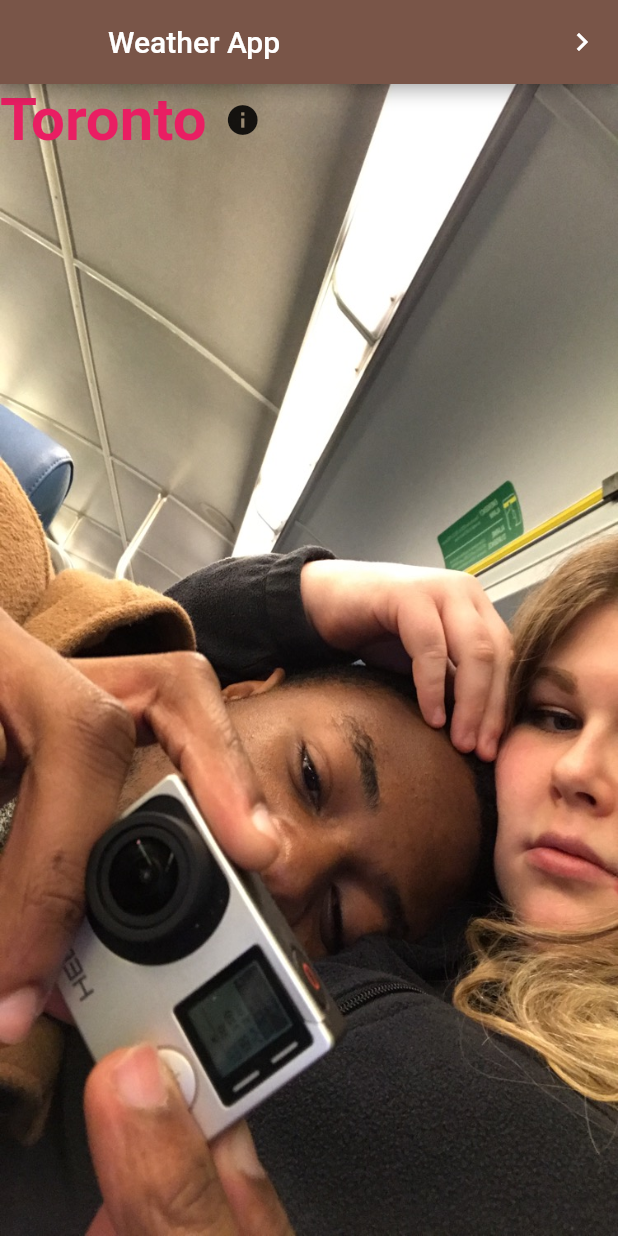
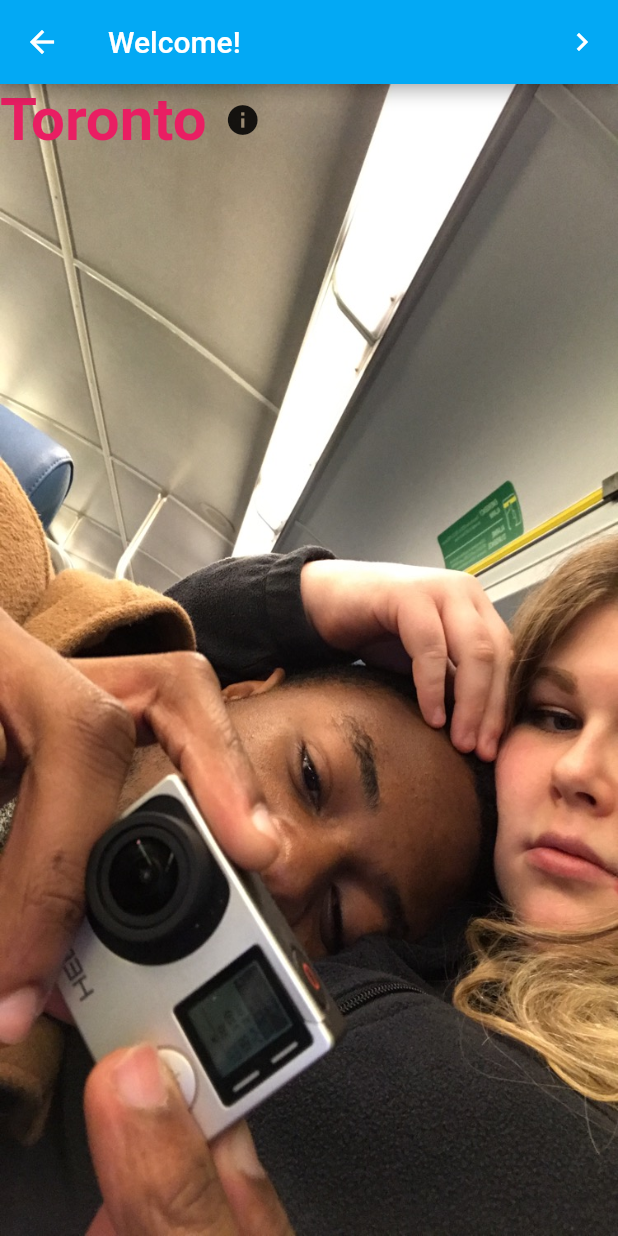
Before and after one commit to Ifavhoney/RealWeather, a Flutter app: the Weather screen opened by its route, on a phone screen of 412 x 824 dp. Run offline on Flutter 3.47's test engine with Material 2 defaults, Android fonts, the phone set to English and light mode, and no system bars; our stand-ins replace expandable, shared_preferences; accounts and stored records are empty; network calls fail.

Commit message:
Created Resuable AppBar Widget + Begin Structuring Code

```diff
--- a/lib/data/data.dart
+++ b/lib/data/data.dart
@@ -1,6 +1,27 @@
+import 'dart:convert';
+import 'package:http/http.dart' as http;
+
+//Generic data
 final String defaultCity = "Toronto";
 final String appKey = "ecefa6507e5c187871a92f4545b65f98";
 final String bodyKey = "72ee81d849e4eb5a326978a3c232aad9";
 //final String appKey = "94a3cc5f37a96a37469cbf6f607f7c59";
 
-//ecefa6507e5c187871a92f4545b65f98
+class API {
+  static Future<Map<String, dynamic>> callWeatherAPI(
+      String apiKey, String city) async {
+    //https://api.openweathermap.org/data/2.5/weather?q=London,uk&appid=YOUR_API_KEY
+
+    String endpoint =
+        "https://api.openweathermap.org/data/2.5/weather?q=$city&units=metric&appid=$apiKey";
+
+    //comes http package - http.response gets the entire package so we are able to call get
+    http.Response response = await http.get(endpoint);
+    return jsonDecode(response.body);
+  }
+
+  void testApi() async {
+    Map<String, dynamic> test = await API.callWeatherAPI(appKey, defaultCity);
+    print(test);
+  }
+}
--- a/lib/screens/weather.dart
+++ b/lib/screens/weather.dart
@@ -1,5 +1,6 @@
 import 'package:flutter/material.dart';
 import 'package:shared_preferences/shared_preferences.dart';
+import 'package:weather/widgets/header/header.dart';
 import 'dart:convert';
 import 'package:weather/data/data.dart' as data;
 import 'package:http/http.dart' as http;
@@ -45,26 +46,23 @@ class _WeatherState extends State<Weather> {
     if (widget.prevCity == null && _tempCity == null) {
       this.city = data.defaultCity;
     } else if (_tempCity != null && widget.prevCity == null) {
-      print("check");
       this.city = _tempCity;
     } else {
       this.city = widget.prevCity;
     }
     //getValuesSF();
     print(this.city);
+
     return Scaffold(
-      appBar: AppBar(
-        leading: Container(),
-        title: Text("Weather App"),
-        backgroundColor: Colors.brown,
-        actions: <Widget>[
+      appBar: BaseAppBar(
+        // leading: Container(),
+        appBar: AppBar(),
+        title: Text("Welcome!"),
+        backgroundColor: Colors.lightBlue,
+        widgets: <Widget>[
           IconButton(
-            icon: Icon(Icons.navigate_next),
-            onPressed: () {
-              //calls changeScreens
-              changeScreens(this.context);
-            },
-          )
+              icon: Icon(Icons.navigate_next),
+              onPressed: () => changeScreens(this.context))
         ],
       ),
       body: Stack(
@@ -77,15 +75,6 @@ class _WeatherState extends State<Weather> {
               width: 2000,
             ),
           ),
-          /*
-          Positioned(
-            child: Image.asset("images/light_rain.png"),
-            top: 200,
-            left: 40,
-          ),
-          */
-          //padding: EdgeInsets.fromLTRB(100, 40, 0, 500),
-
           Container(
               child: Row(
             children: <Widget>[
@@ -120,12 +109,6 @@ class _WeatherState extends State<Weather> {
   //Type Map because JSON<String, dynamic>
   //Has to be async
 
-  void testApi() async {
-    Map<String, dynamic> test =
-        await API.callWeatherAPI(data.appKey, data.defaultCity);
-    //(test);
-  }
-
 /*
   void getValuesSF() async {
     SharedPreferences prefs = await SharedPreferences.getInstance();
@@ -139,7 +122,7 @@ class _WeatherState extends State<Weather> {
     //Have to return soemthing
     return FutureBuilder(
       //future builder requires a Future<Map>
-      future: API.callWeatherAPI(data.appKey, _city),
+      future: data.API.callWeatherAPI(data.appKey, _city),
       builder:
           (BuildContext context, AsyncSnapshot<Map<String, dynamic>> snapshot) {
         //check if there is data
--- a/lib/widgets/header/header.dart
+++ b/lib/widgets/header/header.dart
@@ -1,28 +1,30 @@
 import 'package:flutter/material.dart';
 
-class Header extends StatelessWidget {
-  final String _title;
-  Header(this._title);
+class BaseAppBar extends StatelessWidget implements PreferredSizeWidget {
+  final Text title;
+  final Color backgroundColor;
+  final Widget leading;
+  final List<Widget> widgets;
+  final AppBar appBar;
+  const BaseAppBar(
+      {Key key,
+      this.title,
+      this.backgroundColor,
+      this.appBar,
+      this.widgets,
+      this.leading})
+      : super(key: key);
+  @override
+  Widget build(BuildContext context) {
+    return AppBar(
+      title: title,
+      backgroundColor: backgroundColor,
+      actions: widgets,
+      leading: leading,
+    );
+  }
 
   @override
-  Widget build(BuildContext context) {
-    return appBar(_title, ctx: context);
-  }
+  // TODO: implement preferredSize
+  Size get preferredSize => Size.fromHeight(appBar.preferredSize.height);
 }
-
-AppBar appBar(String title, {BuildContext ctx}) {
-  AppBar(
-    leading: Container(),
-    title: Text(title),
-    backgroundColor: Colors.brown,
-    actions: <Widget>[
-      IconButton(
-        icon: Icon(Icons.navigate_next),
-        onPressed: () {
-          //calls changeScreens
-          //changeScreens(ctx);
-        },
-      )
-    ],
-  );
-}
```
Also changed, not shown: lib/widgets/weather/apiWidget.dart (added, +50 -0 lines).
